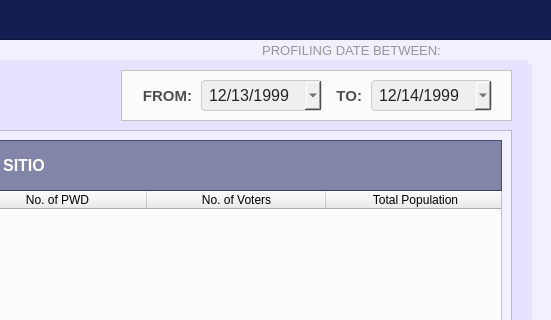
Old version of the form Resources/UIs/MainPages/StatisticPages/neighborhood.ui in the repository Yohhannn/Barangay-Records-Statistics-System; both pictures show x 799 to 1350 and y 0 to 320 of the 1350 by 850 pixel window.
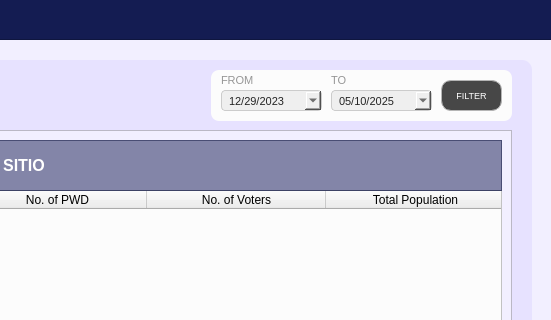
New version of the form. Icons and pictures are not drawn.

Commit message: Statistics Added Filter Statistic Date UI

Diff of the .ui file:
```diff
--- a/Resources/UIs/MainPages/StatisticPages/neighborhood.ui
+++ b/Resources/UIs/MainPages/StatisticPages/neighborhood.ui
@@ -1030,15 +1030,16 @@
    <widget class="QFrame" name="demo_frameOthers_3">
     <property name="geometry">
      <rect>
-      <x>900</x>
+      <x>990</x>
       <y>10</y>
-      <width>391</width>
+      <width>301</width>
       <height>51</height>
      </rect>
     </property>
     <property name="styleSheet">
-     <string notr="true">#demo_frameOthers_3{
-	background-color: #fcfcfc;
+     <string notr="true">#demo_frameOthers_3 {
+  background-color: #fcfcfc;
+  border-radius: 8px; /* Adjust the pixel value to control the roundness */
 }</string>
     </property>
     <property name="frameShape">
@@ -1077,75 +1078,99 @@
       <set>Qt::AlignmentFlag::AlignLeading|Qt::AlignmentFlag::AlignLeft|Qt::AlignmentFlag::AlignVCenter</set>
      </property>
     </widget>
-    <widget class="QDateEdit" name="filter_date_max">
+    <widget class="QPushButton" name="filter_stat_date_button">
      <property name="geometry">
       <rect>
-       <x>250</x>
+       <x>230</x>
        <y>10</y>
-       <width>121</width>
+       <width>61</width>
        <height>31</height>
       </rect>
      </property>
      <property name="font">
       <font>
        <family>Arial</family>
-       <pointsize>12</pointsize>
+       <pointsize>7</pointsize>
       </font>
      </property>
+     <property name="cursor">
+      <cursorShape>PointingHandCursor</cursorShape>
+     </property>
+     <property name="focusPolicy">
+      <enum>Qt::FocusPolicy::NoFocus</enum>
+     </property>
      <property name="styleSheet">
-      <string notr="true">#filter_date_max{
-	background-color: rgb(239, 239, 239); /* Correct property name */
-    color: #242424; /* Set text color to black for better contrast */
-    border: 1px solid #ccc; /* Optional: Add a light border */
-    padding: 5px; /* Optional: Add some padding */
-    border-radius: 4px; /* Optional: Rounded corners */
+      <string notr="true">#filter_stat_date_button {
+
+background-color: #474747;
+
+color: white;
+
+border: 1px solid #b5b5b5;
+
+border-radius: 10px;
+
+padding: 10px;
+
+}
+
+
+
+#filter_stat_date_button:hover {
+
+background-color: #636363;
+
+color: white;
+
+}
+
+
+
+#filter_stat_date_button:pressed {
+
+background-color: #bfbfbf;
+
+color: white;
+
 }</string>
      </property>
-     <property name="dateTime">
-      <datetime>
-       <hour>0</hour>
-       <minute>0</minute>
-       <second>0</second>
-       <year>1999</year>
-       <month>12</month>
-       <day>14</day>
-      </datetime>
+     <property name="text">
+      <string>FILTER</string>
      </property>
-     <property name="displayFormat">
-      <string>MM/dd/yyyy</string>
+     <property name="icon">
+      <iconset>
+       <normaloff>../../../Assets/FuncIcons/icon_filter.svg</normaloff>../../../Assets/FuncIcons/icon_filter.svg</iconset>
      </property>
-     <property name="calendarPopup">
-      <bool>true</bool>
-     </property>
-     <property name="currentSectionIndex">
-      <number>0</number>
-     </property>
-     <property name="timeSpec">
-      <enum>Qt::TimeSpec::UTC</enum>
+     <property name="iconSize">
+      <size>
+       <width>18</width>
+       <height>18</height>
+      </size>
      </property>
     </widget>
     <widget class="QDateEdit" name="filter_date_min">
      <property name="geometry">
       <rect>
-       <x>80</x>
-       <y>10</y>
-       <width>121</width>
-       <height>31</height>
+       <x>10</x>
+       <y>20</y>
+       <width>101</width>
+       <height>21</height>
       </rect>
      </property>
      <property name="font">
       <font>
        <family>Arial</family>
-       <pointsize>12</pointsize>
+       <pointsize>8</pointsize>
       </font>
      </property>
      <property name="styleSheet">
-      <string notr="true">#filter_date_min{
-	background-color: rgb(239, 239, 239); /* Correct property name */
-    color: #242424; /* Set text color to black for better contrast */
-    border: 1px solid #ccc; /* Optional: Add a light border */
-    padding: 5px; /* Optional: Add some padding */
-    border-radius: 4px; /* Optional: Rounded corners */
+      <string notr="true">#filter_date_min {
+    background-color: rgb(239, 239, 239);
+    color: #242424;
+    border: 1px solid #ccc;
+    padding: 5px;
+    border-radius: 4px;
+    font-size: 0.8em; /* Example: 80% of the parent's font size */
 }</string>
      </property>
      <property name="dateTime">
@@ -1153,9 +1178,9 @@
        <hour>0</hour>
        <minute>0</minute>
        <second>0</second>
-       <year>1999</year>
+       <year>2023</year>
        <month>12</month>
-       <day>13</day>
+       <day>29</day>
       </datetime>
      </property>
      <property name="displayFormat">
@@ -1171,95 +1196,110 @@
       <enum>Qt::TimeSpec::UTC</enum>
      </property>
     </widget>
-    <widget class="QLabel" name="label_total_indppl_3">
+    <widget class="QDateEdit" name="filter_date_max">
      <property name="geometry">
       <rect>
-       <x>0</x>
-       <y>10</y>
-       <width>71</width>
-       <height>31</height>
+       <x>120</x>
+       <y>20</y>
+       <width>101</width>
+       <height>21</height>
       </rect>
      </property>
      <property name="font">
       <font>
        <family>Arial</family>
-       <pointsize>11</pointsize>
-       <bold>true</bold>
+       <pointsize>8</pointsize>
       </font>
      </property>
      <property name="styleSheet">
-      <string notr="true">#label_total_indppl_3 {
-	background-color: transparent;
-	color: #4f4f4f;
-}
-</string>
+      <string notr="true">#filter_date_max {
+    background-color: rgb(239, 239, 239);
+    color: #242424;
+    border: 1px solid #ccc;
+    padding: 5px;
+    border-radius: 4px;
+    font-size: 0.8em; /* Example: 80% of the parent's font size */
+}</string>
      </property>
+     <property name="dateTime">
+      <datetime>
+       <hour>0</hour>
+       <minute>0</minute>
+       <second>0</second>
+       <year>2025</year>
+       <month>5</month>
+       <day>10</day>
+      </datetime>
+     </property>
+     <property name="displayFormat">
+      <string>MM/dd/yyyy</string>
+     </property>
+     <property name="calendarPopup">
+      <bool>true</bool>
+     </property>
+     <property name="currentSectionIndex">
+      <number>0</number>
+     </property>
+     <property name="timeSpec">
+      <enum>Qt::TimeSpec::UTC</enum>
+     </property>
+    </widget>
+    <widget class="QLabel" name="label_from">
+     <property name="geometry">
+      <rect>
+       <x>10</x>
+       <y>1</y>
+       <width>101</width>
+       <height>20</height>
+      </rect>
+     </property>
+     <property name="font">
+      <font>
+       <family>Arial</family>
+       <pointsize>8</pointsize>
+      </font>
+     </property>
+     <property name="styleSheet">
+      <string notr="true">#label_from{
+	color: #969696;
+}</string>
+     </property>
      <property name="text">
-      <string>FROM:</string>
+      <string>&lt;html&gt;&lt;head/&gt;&lt;body&gt;&lt;p&gt;FROM&lt;/p&gt;&lt;/body&gt;&lt;/html&gt;</string>
      </property>
      <property name="alignment">
-      <set>Qt::AlignmentFlag::AlignRight|Qt::AlignmentFlag::AlignTrailing|Qt::AlignmentFlag::AlignVCenter</set>
+      <set>Qt::AlignmentFlag::AlignLeading|Qt::AlignmentFlag::AlignLeft|Qt::AlignmentFlag::AlignVCenter</set>
      </property>
     </widget>
-    <widget class="QLabel" name="label_total_indppl_4">
+    <widget class="QLabel" name="label_to">
      <property name="geometry">
       <rect>
-       <x>210</x>
-       <y>10</y>
-       <width>31</width>
-       <height>31</height>
+       <x>120</x>
+       <y>1</y>
+       <width>101</width>
+       <height>20</height>
       </rect>
      </property>
      <property name="font">
       <font>
        <family>Arial</family>
-       <pointsize>11</pointsize>
-       <bold>true</bold>
+       <pointsize>8</pointsize>
       </font>
      </property>
      <property name="styleSheet">
-      <string notr="true">#label_total_indppl_4 {
-	background-color: transparent;
-	color: #4f4f4f;
-}
-</string>
+      <string notr="true">#label_to{
+	color: #969696;
+}</string>
      </property>
      <property name="text">
-      <string>TO:</string>
+      <string>&lt;html&gt;&lt;head/&gt;&lt;body&gt;&lt;p&gt;TO&lt;/p&gt;&lt;/body&gt;&lt;/html&gt;</string>
      </property>
      <property name="alignment">
-      <set>Qt::AlignmentFlag::AlignRight|Qt::AlignmentFlag::AlignTrailing|Qt::AlignmentFlag::AlignVCenter</set>
+      <set>Qt::AlignmentFlag::AlignLeading|Qt::AlignmentFlag::AlignLeft|Qt::AlignmentFlag::AlignVCenter</set>
      </property>
     </widget>
    </widget>
   </widget>
-  <widget class="QLabel" name="label_desc2_6">
-   <property name="geometry">
-    <rect>
-     <x>1050</x>
-     <y>40</y>
-     <width>201</width>
-     <height>21</height>
-    </rect>
-   </property>
-   <property name="font">
-    <font>
-     <family>Arial</family>
-     <pointsize>10</pointsize>
-    </font>
-   </property>
-   <property name="styleSheet">
-    <string notr="true">#label_desc2_6{
-	color: #969696;
-}</string>
-   </property>
-   <property name="text">
-    <string>&lt;html&gt;&lt;head/&gt;&lt;body&gt;&lt;p&gt;PROFILING DATE BETWEEN:&lt;/p&gt;&lt;/body&gt;&lt;/html&gt;</string>
-   </property>
-   <property name="alignment">
-    <set>Qt::AlignmentFlag::AlignCenter</set>
-   </property>
-  </widget>
  </widget>
  <resources/>
  <connections/>
```
The commit also changes 8 other files.
